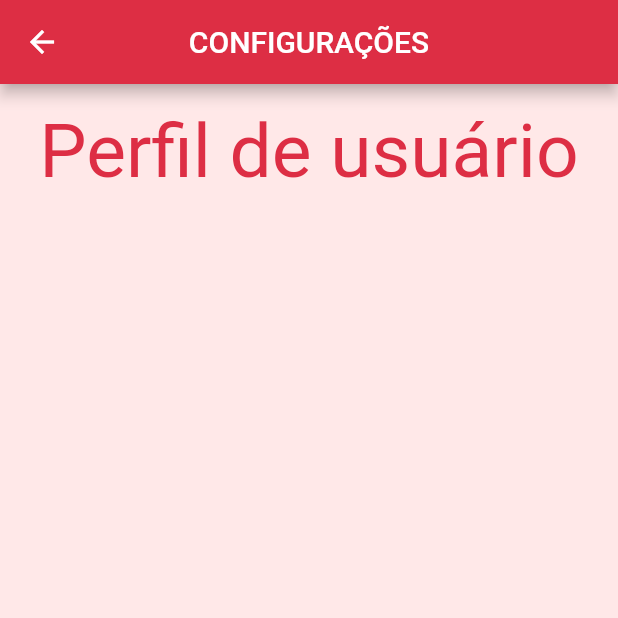
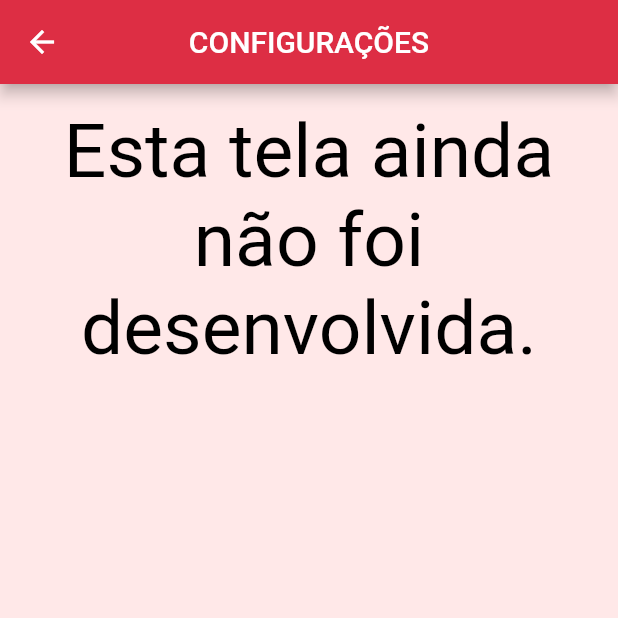
Before and after one commit to DudaSSilva/AS_APP, a Flutter app: the SettingsPage screen opened directly, on a phone screen of 412 x 824 dp, the top half of it. Run offline on Flutter 3.47's test engine with Material 2 defaults, Android fonts, the phone set to English and light mode, and no system bars; missing offline and left inert: dart:ffi.

Commit message:
Update settings_page.dart

```diff
--- a/lib/pages/settings_page.dart
+++ b/lib/pages/settings_page.dart
@@ -33,11 +33,11 @@ class _SettingsPageState extends State<SettingsPage> {
               crossAxisAlignment: CrossAxisAlignment.center,
               children: const [
                 Text(
-                  'Perfil de usuário',
+                  'Esta tela ainda não foi desenvolvida.',
                   textAlign: TextAlign.center,
                   style: TextStyle(
                     fontSize: 50,
-                    color: Color(0xFFDD2E44),
+                    color: Colors.black,
                   ),
                 ),
               ],
```
